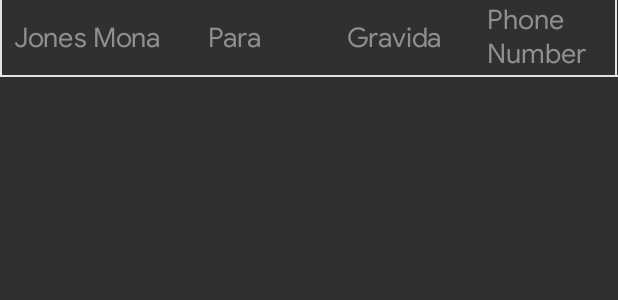
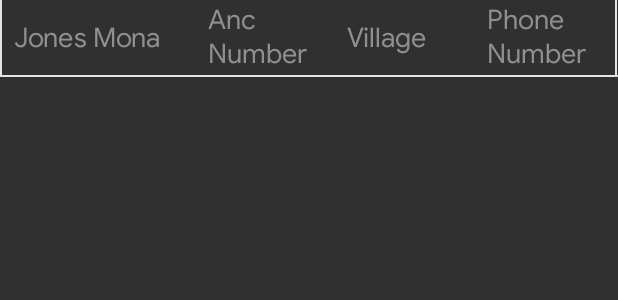
Before and after one commit to SoftmedTanzania/UNFPA_UzaziSalama_Facility, an Android app: the layout clients_attending_first_visit_list_item.xml on its own in the app's theme, with its tools: preview values and no code run, on a phone screen of 412 x 824 dp. Shown: the top 300 px of the screen. Run offline under Robolectric (Android 15) with nearby library versions, the phone set to English and light mode, and no system bars.

Commit message:
changing reports to accomodate anc number and client village

```diff
--- a/app/src/main/res/layout/clients_attending_first_visit_list_item.xml
+++ b/app/src/main/res/layout/clients_attending_first_visit_list_item.xml
@@ -36,9 +36,9 @@
             android:textSize="18sp"
             android:fontFamily="@font/google_sans_regular"
             android:gravity="start"
-            android:text="Para"
+            android:text="Anc Number"
             android:textColor="@color/card_grid_tex"
-            android:id="@+id/client_para_value"
+            android:id="@+id/client_anc_number"
             android:layout_marginLeft="8dp"/>
 
 
@@ -49,9 +49,9 @@
             android:textSize="18sp"
             android:fontFamily="@font/google_sans_regular"
             android:gravity="start"
-            android:text="Gravida"
+            android:text="Village"
             android:textColor="@color/card_grid_tex"
-            android:id="@+id/client_gravida_value"
+            android:id="@+id/client_village_value"
             android:layout_marginLeft="8dp"/>
 
 
--- a/app/src/main/res/layout/fragment_report_delivered_at_the_facility.xml
+++ b/app/src/main/res/layout/fragment_report_delivered_at_the_facility.xml
@@ -150,7 +150,7 @@
             android:textSize="18sp"
             android:fontFamily="@font/google_sans_medium"
             android:gravity="start"
-            android:text="Para"
+            android:text="ANC Number"
             android:textColor="@color/card_title_text"
             android:id="@+id/client_para"
             android:layout_marginLeft="8dp"/>
@@ -163,7 +163,7 @@
             android:textSize="18sp"
             android:fontFamily="@font/google_sans_medium"
             android:gravity="start"
-            android:text="Gravida"
+            android:text="Village"
             android:textColor="@color/card_title_text"
             android:id="@+id/client_gravida"
             android:layout_marginLeft="8dp"/>
--- a/app/src/main/res/layout/fragment_report_more_than_four_visits.xml
+++ b/app/src/main/res/layout/fragment_report_more_than_four_visits.xml
@@ -150,7 +150,7 @@
             android:textSize="18sp"
             android:fontFamily="@font/google_sans_medium"
             android:gravity="start"
-            android:text="Para"
+            android:text="ANC Number"
             android:textColor="@color/card_title_text"
             android:id="@+id/client_para"
             android:layout_marginLeft="8dp"/>
@@ -163,7 +163,7 @@
             android:textSize="18sp"
             android:fontFamily="@font/google_sans_medium"
             android:gravity="start"
-            android:text="Gravida"
+            android:text="Village"
             android:textColor="@color/card_title_text"
             android:id="@+id/client_gravida"
             android:layout_marginLeft="8dp"/>
--- a/app/src/main/res/layout/fragment_report_visits_less_than_twelve_weeks.xml
+++ b/app/src/main/res/layout/fragment_report_visits_less_than_twelve_weeks.xml
@@ -150,7 +150,7 @@
             android:textSize="18sp"
             android:fontFamily="@font/google_sans_medium"
             android:gravity="start"
-            android:text="Para"
+            android:text="ANC Number"
             android:textColor="@color/card_title_text"
             android:id="@+id/client_para"
             android:layout_marginLeft="8dp"/>
@@ -163,7 +163,7 @@
             android:textSize="18sp"
             android:fontFamily="@font/google_sans_medium"
             android:gravity="start"
-            android:text="Gravida"
+            android:text="Village"
             android:textColor="@color/card_title_text"
             android:id="@+id/client_gravida"
             android:layout_marginLeft="8dp"/>
--- a/app/src/main/res/layout/fragment_report_women_attending_first_anc.xml
+++ b/app/src/main/res/layout/fragment_report_women_attending_first_anc.xml
@@ -150,7 +150,7 @@
             android:textSize="18sp"
             android:fontFamily="@font/google_sans_medium"
             android:gravity="start"
-            android:text="Para"
+            android:text="ANC Number"
             android:textColor="@color/card_title_text"
             android:id="@+id/client_para"
             android:layout_marginLeft="8dp"/>
@@ -163,7 +163,7 @@
             android:textSize="18sp"
             android:fontFamily="@font/google_sans_medium"
             android:gravity="start"
-            android:text="Gravida"
+            android:text="Village"
             android:textColor="@color/card_title_text"
             android:id="@+id/client_gravida"
             android:layout_marginLeft="8dp"/>
```
Also changed, not shown: app/src/main/java/apps/uzazisalama/com/anc/adapters/ClientsAttendingFirstVisitRecyclerAdapter.java (+5 -5 lines), app/src/main/java/apps/uzazisalama/com/anc/database/AncClient.java (+9 -1 lines), 14 other files.
